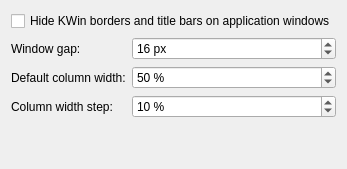
kontonkara/driftile, file packaging/kwin-script/contents/ui/config.ui: the form before one commit.
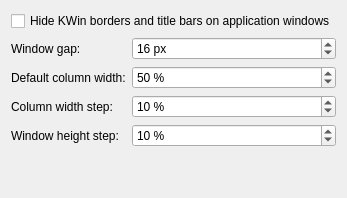
The form after the commit.

Commit message: feat(config): add configurable window height step

```diff
--- a/packaging/kwin-script/contents/ui/config.ui
+++ b/packaging/kwin-script/contents/ui/config.ui
@@ -87,6 +87,32 @@
        </property>
       </widget>
      </item>
+     <item row="3" column="0">
+      <widget class="QLabel" name="windowHeightStepLabel">
+       <property name="text">
+        <string>Window height step:</string>
+       </property>
+       <property name="buddy">
+        <cstring>kcfg_WindowHeightStepPercent</cstring>
+       </property>
+      </widget>
+     </item>
+     <item row="3" column="1">
+      <widget class="QSpinBox" name="kcfg_WindowHeightStepPercent">
+       <property name="suffix">
+        <string> %</string>
+       </property>
+       <property name="minimum">
+        <number>1</number>
+       </property>
+       <property name="maximum">
+        <number>50</number>
+       </property>
+       <property name="value">
+        <number>10</number>
+       </property>
+      </widget>
+     </item>
     </layout>
    </item>
    <item>
```
The commit also changes 4 other files.
